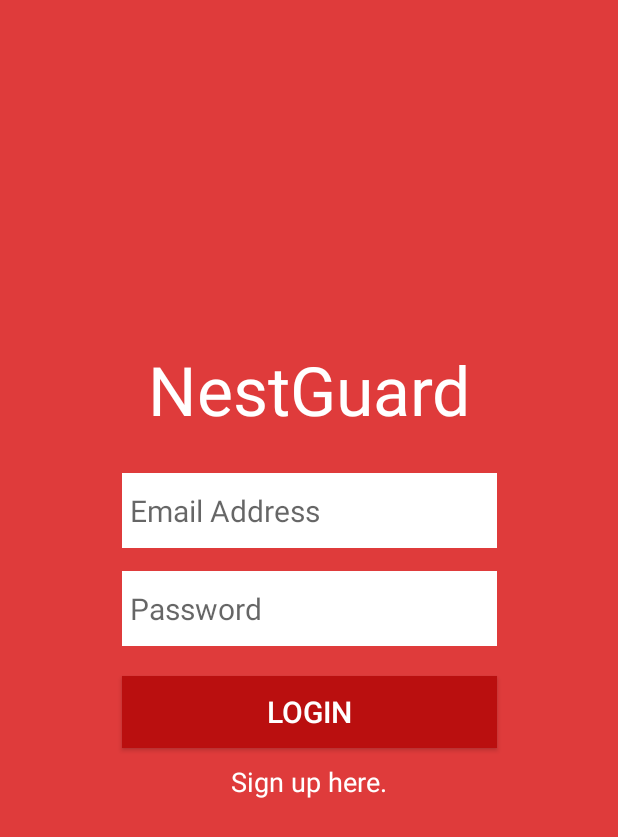
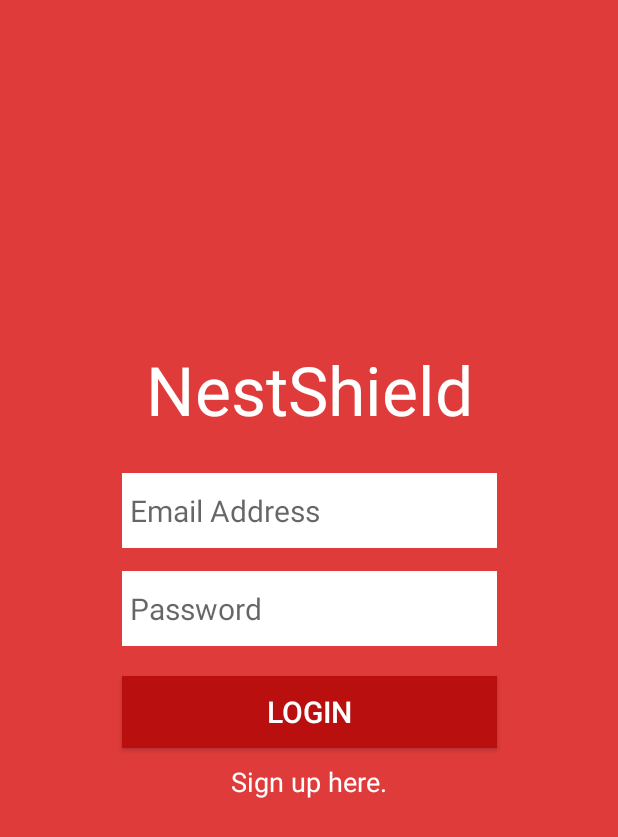
Before and after one commit to Bmayew/NestShield, an Android app: the screen it shows after launch (MainActivity), on a phone screen of 412 x 824 dp. Shown: the top 837 px of the screen. Run offline under Robolectric (Android 15) with nearby library versions, the phone set to English and light mode, and no system bars; our stand-ins replace Firebase (no records; nobody signed in at launch, a user with empty details on screens opened directly).

Commit message:
Add Fragments

```diff
--- a/app/src/main/java/appstopper/mobile/cs/fsu/edu/appstopper/LoginFragment.java
+++ b/app/src/main/java/appstopper/mobile/cs/fsu/edu/appstopper/LoginFragment.java
@@ -36,7 +36,6 @@ public class LoginFragment extends Fragment {
     private Button loginButton;
     private TextView registerTextButton;
     protected EditText loginEmail, loginPassword;
-    private FirebaseAuth mAuth;
 
     public LoginFragment() {
         // Required empty public constructor
--- a/app/src/main/java/appstopper/mobile/cs/fsu/edu/appstopper/MainActivity.java
+++ b/app/src/main/java/appstopper/mobile/cs/fsu/edu/appstopper/MainActivity.java
@@ -24,6 +24,7 @@ import com.google.android.gms.tasks.OnCompleteListener;
 import com.google.android.gms.tasks.Task;
 import com.google.firebase.auth.AuthResult;
 import com.google.firebase.auth.FirebaseAuth;
+import com.google.firebase.auth.FirebaseUser;
 
 import java.util.ArrayList;
 import java.util.Arrays;
@@ -50,10 +51,23 @@ public class MainActivity extends AppCompatActivity implements LoginFragment.Log
         FragmentManager manager = getSupportFragmentManager();
         FragmentTransaction trans = manager.beginTransaction();
         logFrag = new LoginFragment();
-        trans.add(R.id.fragment_container, logFrag, "LoginFragment");
+        trans.add(R.id.main_fragment_container, logFrag, "LoginFragment");
         trans.commit();
 
         mAuth = FirebaseAuth.getInstance();
+    }
+
+    @Override
+    public void onStart() {
+        super.onStart();
+
+        FirebaseUser currentUser = mAuth.getCurrentUser();
+
+        // If a user is already signed in, we'll send them to dashboard
+        if(currentUser != null) {
+            Intent intent = new Intent(MainActivity.this, HomeActivity.class);
+            startActivity(intent);
+        }
     }
 
     /**
@@ -74,11 +88,13 @@ public class MainActivity extends AppCompatActivity implements LoginFragment.Log
                         Log.d(TAG, "emailLogIn:success");
 
                         // !!Change to home screen activity here!!
-                        Toast.makeText(getApplicationContext(), "Sign in successful", Toast.LENGTH_SHORT).show();
+                        Intent intent = new Intent(MainActivity.this, HomeActivity.class);
+                        startActivity(intent);
 
                     } else {
                         // If sign in fails, display a message to the user.
-                        Toast.makeText(getApplicationContext(), "Sign in failed, try again", Toast.LENGTH_SHORT).show();
+                        Toast.makeText(getApplicationContext(), "Sign in failed, try again",
+                                Toast.LENGTH_SHORT).show();
                         logFrag.loginEmail.setText("");
                         logFrag.loginPassword.setText("");
                         Log.w(TAG, "emailLogIn:failure", task.getException());
@@ -90,7 +106,7 @@ public class MainActivity extends AppCompatActivity implements LoginFragment.Log
         FragmentManager manager = getSupportFragmentManager();
         FragmentTransaction trans = manager.beginTransaction();
         regFrag = new RegisterFragment();
-        trans.add(R.id.fragment_container, regFrag, "RegisterFragment");
+        trans.add(R.id.main_fragment_container, regFrag, "RegisterFragment");
         trans.commit();
     }
 }
--- a/app/src/main/res/layout/activity_main.xml
+++ b/app/src/main/res/layout/activity_main.xml
@@ -6,7 +6,7 @@
     tools:context=".MainActivity">
 
     <FrameLayout
-        android:id="@+id/fragment_container"
+        android:id="@+id/main_fragment_container"
         android:layout_width="match_parent"
         android:layout_height="match_parent"></FrameLayout>
 
--- a/app/src/main/res/layout/fragment_login.xml
+++ b/app/src/main/res/layout/fragment_login.xml
@@ -12,7 +12,7 @@
         android:id="@+id/login_text_view"
         android:layout_width="wrap_content"
         android:layout_height="wrap_content"
-        android:text="@string/login_text"
+        android:text="@string/app_name"
         android:textSize="45sp"
         android:textColor="@color/white"
         app:layout_constraintLeft_toLeftOf="parent"
--- a/app/src/main/res/values/strings.xml
+++ b/app/src/main/res/values/strings.xml
@@ -1,5 +1,7 @@
 <resources>
     <string name="app_name">NestShield</string>
     <string name="register_text">Sign Up</string>
-    <string name="login_text">NestGuard</string>
+
+    <!-- TODO: Remove or change this placeholder text -->
+    <string name="hello_blank_fragment">Hello blank fragment</string>
 </resources>
--- a/app/src/main/res/values/styles.xml
+++ b/app/src/main/res/values/styles.xml
@@ -3,8 +3,8 @@
     <!-- Base application theme. -->
     <style name="AppTheme" parent="Theme.AppCompat.Light.DarkActionBar">
         <!-- Customize your theme here. -->
-        <item name="colorPrimary">@color/colorPrimary</item>
-        <item name="colorPrimaryDark">@color/colorPrimaryDark</item>
+        <item name="colorPrimary">@color/black</item>
+        <item name="colorPrimaryDark">@color/black</item>
         <item name="colorAccent">@color/colorAccent</item>
         <item name="windowNoTitle">true</item>
         <item name="windowActionBar">false</item>
```
Also changed, not shown: app/src/main/AndroidManifest.xml (+3 -4 lines), app/src/main/java/appstopper/mobile/cs/fsu/edu/appstopper/DashboardFragment.java (added, +45 -0 lines), app/src/main/java/appstopper/mobile/cs/fsu/edu/appstopper/HomeActivity.java (added, +27 -0 lines), app/src/main/java/appstopper/mobile/cs/fsu/edu/appstopper/RegisterFragment.java (+22 -17 lines).
